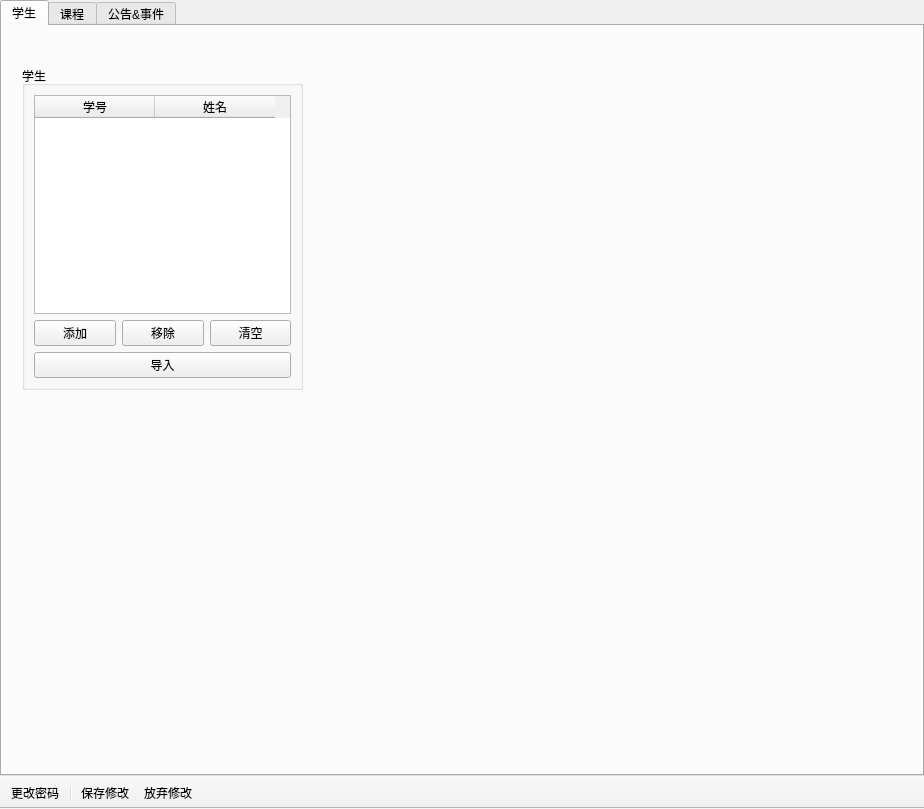
This is src/ClassAdmin/MainWindow.ui in bili9blood/ClassSystem as Qt 5 draws it before an edit. The edited form follows.
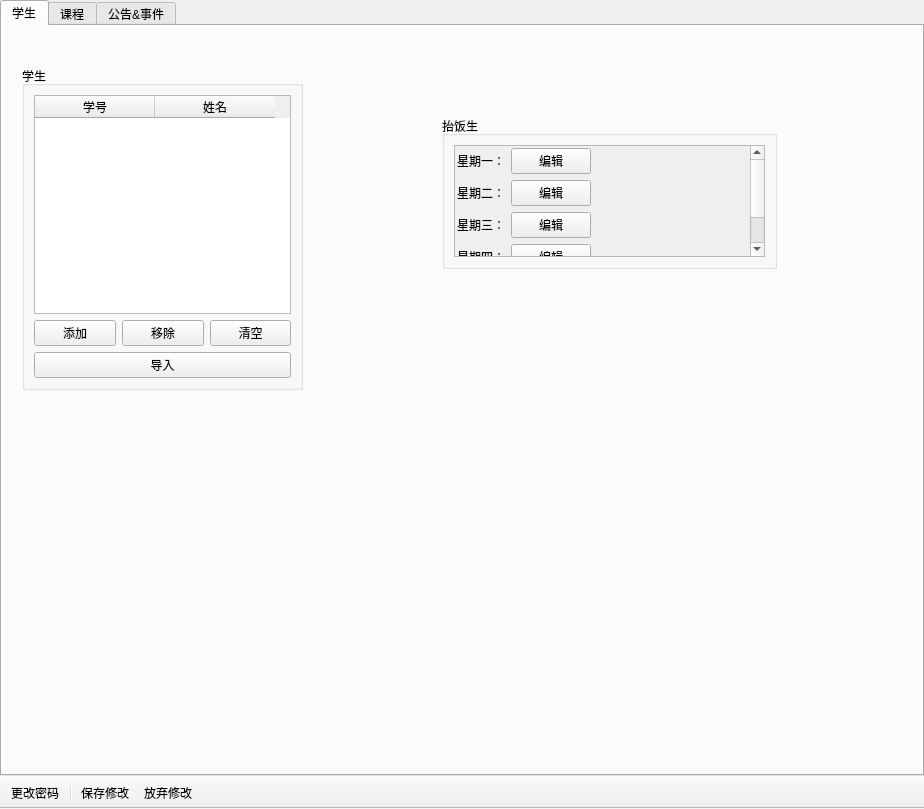
This is the edited form. Icons and pictures are not drawn.

Patch:
```diff
--- a/src/ClassAdmin/MainWindow.ui
+++ b/src/ClassAdmin/MainWindow.ui
@@ -37,7 +37,13 @@
      <number>0</number>
     </property>
     <item>
-     <widget class="QTabWidget" name="m_tabWidget">
+     <widget class="QTabWidget" name="tabWidget">
+      <property name="tabPosition">
+       <enum>QTabWidget::North</enum>
+      </property>
+      <property name="tabShape">
+       <enum>QTabWidget::Rounded</enum>
+      </property>
       <property name="currentIndex">
        <number>0</number>
       </property>
@@ -126,6 +132,200 @@
          </item>
         </layout>
        </widget>
+       <widget class="QGroupBox" name="groupBoxMealStu">
+        <property name="geometry">
+         <rect>
+          <x>440</x>
+          <y>90</y>
+          <width>335</width>
+          <height>153</height>
+         </rect>
+        </property>
+        <property name="title">
+         <string>抬饭生</string>
+        </property>
+        <layout class="QVBoxLayout" name="verticalLayout_3">
+         <item>
+          <widget class="QScrollArea" name="scrollAreaMealStu">
+           <property name="styleSheet">
+            <string notr="true"/>
+           </property>
+           <property name="frameShape">
+            <enum>QFrame::StyledPanel</enum>
+           </property>
+           <property name="frameShadow">
+            <enum>QFrame::Sunken</enum>
+           </property>
+           <property name="lineWidth">
+            <number>1</number>
+           </property>
+           <property name="midLineWidth">
+            <number>0</number>
+           </property>
+           <property name="verticalScrollBarPolicy">
+            <enum>Qt::ScrollBarAsNeeded</enum>
+           </property>
+           <property name="widgetResizable">
+            <bool>true</bool>
+           </property>
+           <widget class="QWidget" name="scrollAreaWidgetContents">
+            <property name="geometry">
+             <rect>
+              <x>0</x>
+              <y>-105</y>
+              <width>279</width>
+              <height>210</height>
+             </rect>
+            </property>
+            <layout class="QFormLayout" name="formLayout">
+             <property name="leftMargin">
+              <number>2</number>
+             </property>
+             <property name="topMargin">
+              <number>2</number>
+             </property>
+             <property name="rightMargin">
+              <number>2</number>
+             </property>
+             <property name="bottomMargin">
+              <number>2</number>
+             </property>
+             <item row="0" column="0">
+              <widget class="QLabel" name="labelMealStuMon">
+               <property name="sizePolicy">
+                <sizepolicy hsizetype="Minimum" vsizetype="Preferred">
+                 <horstretch>0</horstretch>
+                 <verstretch>0</verstretch>
+                </sizepolicy>
+               </property>
+               <property name="text">
+                <string>星期一：</string>
+               </property>
+              </widget>
+             </item>
+             <item row="0" column="1">
+              <widget class="QPushButton" name="btnMealStuMon">
+               <property name="sizePolicy">
+                <sizepolicy hsizetype="Fixed" vsizetype="Fixed">
+                 <horstretch>0</horstretch>
+                 <verstretch>0</verstretch>
+                </sizepolicy>
+               </property>
+               <property name="text">
+                <string>编辑</string>
+               </property>
+              </widget>
+             </item>
+             <item row="1" column="0">
+              <widget class="QLabel" name="labelMealStuTue">
+               <property name="sizePolicy">
+                <sizepolicy hsizetype="Minimum" vsizetype="Preferred">
+                 <horstretch>0</horstretch>
+                 <verstretch>0</verstretch>
+                </sizepolicy>
+               </property>
+               <property name="text">
+                <string>星期二：</string>
+               </property>
+              </widget>
+             </item>
+             <item row="1" column="1">
+              <widget class="QPushButton" name="btnMealStuTue">
+               <property name="sizePolicy">
+                <sizepolicy hsizetype="Fixed" vsizetype="Fixed">
+                 <horstretch>0</horstretch>
+                 <verstretch>0</verstretch>
+                </sizepolicy>
+               </property>
+               <property name="text">
+                <string>编辑</string>
+               </property>
+              </widget>
+             </item>
+             <item row="2" column="0">
+              <widget class="QLabel" name="labelMealStuWed">
+               <property name="sizePolicy">
+                <sizepolicy hsizetype="Minimum" vsizetype="Preferred">
+                 <horstretch>0</horstretch>
+                 <verstretch>0</verstretch>
+                </sizepolicy>
+               </property>
+               <property name="text">
+                <string>星期三：</string>
+               </property>
+              </widget>
+             </item>
+             <item row="2" column="1">
+              <widget class="QPushButton" name="btnMealStuWed">
+               <property name="sizePolicy">
+                <sizepolicy hsizetype="Fixed" vsizetype="Fixed">
+                 <horstretch>0</horstretch>
+                 <verstretch>0</verstretch>
+                </sizepolicy>
+               </property>
+               <property name="text">
+                <string>编辑</string>
+               </property>
+              </widget>
+             </item>
+             <item row="3" column="0">
+              <widget class="QLabel" name="labelMealStuThur">
+               <property name="sizePolicy">
+                <sizepolicy hsizetype="Minimum" vsizetype="Preferred">
+                 <horstretch>0</horstretch>
+                 <verstretch>0</verstretch>
+                </sizepolicy>
+               </property>
+               <property name="text">
+                <string>星期四：</string>
+               </property>
+              </widget>
+             </item>
+             <item row="3" column="1">
+              <widget class="QPushButton" name="btnMealStuThur">
+               <property name="sizePolicy">
+                <sizepolicy hsizetype="Fixed" vsizetype="Fixed">
+                 <horstretch>0</horstretch>
+                 <verstretch>0</verstretch>
+                </sizepolicy>
+               </property>
+               <property name="text">
+                <string>编辑</string>
+               </property>
+              </widget>
+             </item>
+             <item row="4" column="0">
+              <widget class="QLabel" name="labelMealStuFri">
+               <property name="sizePolicy">
+                <sizepolicy hsizetype="Minimum" vsizetype="Preferred">
+                 <horstretch>0</horstretch>
+                 <verstretch>0</verstretch>
+                </sizepolicy>
+               </property>
+               <property name="text">
+                <string>星期五：</string>
+               </property>
+              </widget>
+             </item>
+             <item row="4" column="1">
+              <widget class="QPushButton" name="btnMealStuFri">
+               <property name="sizePolicy">
+                <sizepolicy hsizetype="Fixed" vsizetype="Fixed">
+                 <horstretch>0</horstretch>
+                 <verstretch>0</verstretch>
+                </sizepolicy>
+               </property>
+               <property name="text">
+                <string>编辑</string>
+               </property>
+              </widget>
+             </item>
+            </layout>
+           </widget>
+          </widget>
+         </item>
+        </layout>
+       </widget>
       </widget>
       <widget class="QWidget" name="m_tabLessons">
        <attribute name="title">
```
Left out of the diff: 48 changed lines with no effect on the pictures.
